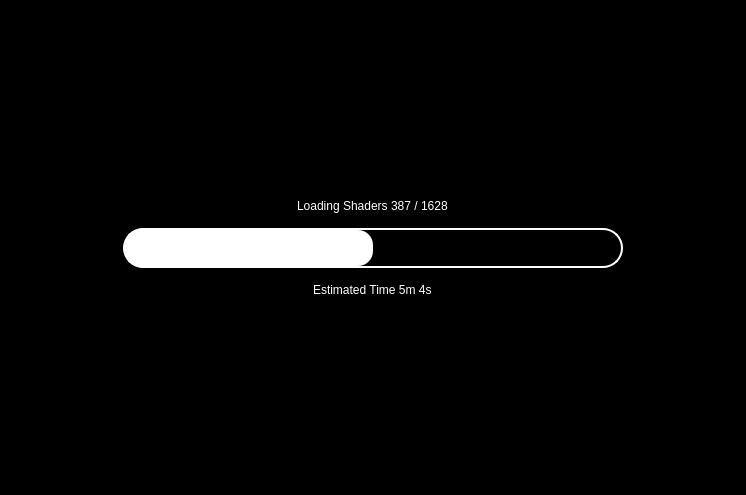
Old version of the form src/yuzu/loading_screen.ui in the repository VinniGamgee/Moonwitch.
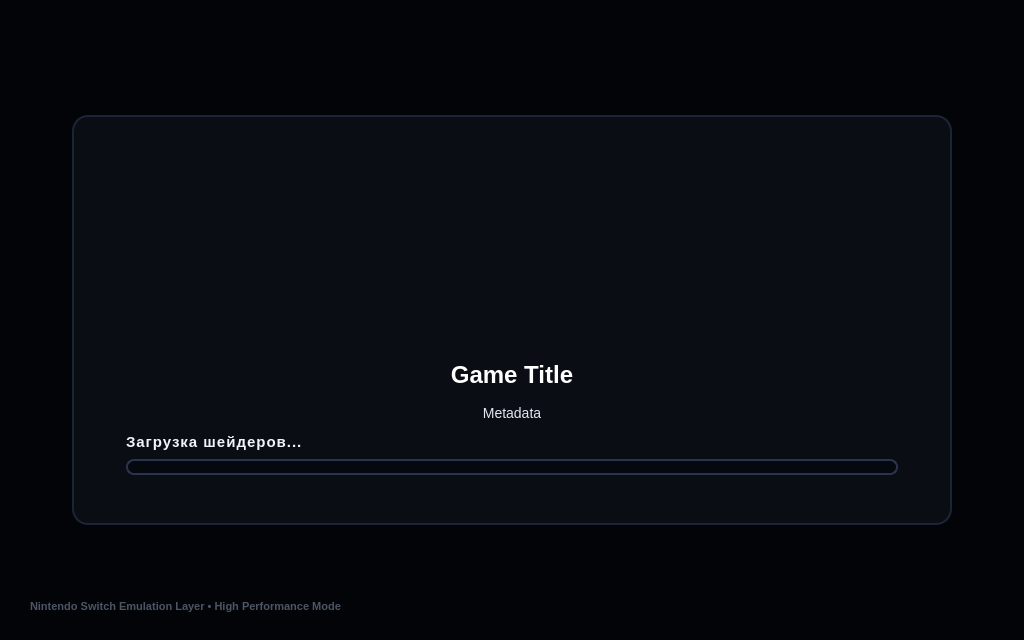
New version of the form.

Diff of the .ui file:
```diff
--- a/src/yuzu/loading_screen.ui
+++ b/src/yuzu/loading_screen.ui
@@ -6,14 +6,14 @@
    <rect>
     <x>0</x>
     <y>0</y>
-    <width>746</width>
-    <height>495</height>
+    <width>1024</width>
+    <height>640</height>
    </rect>
   </property>
   <property name="styleSheet">
-   <string notr="true">background-color: rgb(0, 0, 0);</string>
+   <string notr="true">background-color: #030408;</string>
   </property>
-  <layout class="QVBoxLayout">
+  <layout class="QVBoxLayout" name="main_layout">
    <property name="spacing">
     <number>0</number>
    </property>
@@ -36,112 +36,279 @@
        <number>0</number>
       </property>
       <property name="leftMargin">
-       <number>0</number>
+       <number>30</number>
       </property>
       <property name="topMargin">
-       <number>0</number>
+       <number>24</number>
       </property>
       <property name="rightMargin">
-       <number>0</number>
+       <number>30</number>
       </property>
       <property name="bottomMargin">
-       <number>0</number>
+       <number>24</number>
       </property>
+      <item>
+       <layout class="QHBoxLayout" name="top_header_layout">
       <item alignment="Qt::AlignLeft|Qt::AlignTop">
        <widget class="QLabel" name="logo">
+          <property name="styleSheet">
+           <string notr="true">background: transparent;</string>
+          </property>
         <property name="text">
          <string/>
         </property>
+         </widget>
+        </item>
+        <item>
+         <spacer name="spacer_top">
+          <property name="orientation">
+           <enum>Qt::Horizontal</enum>
+          </property>
+          <property name="sizeHint" stdset="0">
+           <size>
+            <width>40</width>
+            <height>20</height>
+           </size>
+          </property>
+         </spacer>
+        </item>
+       </layout>
+      </item>
+      <item>
+       <spacer name="spacer_above_card">
+        <property name="orientation">
+         <enum>Qt::Vertical</enum>
+        </property>
+        <property name="sizeHint" stdset="0">
+         <size>
+          <width>20</width>
+          <height>40</height>
+         </size>
+        </property>
+       </spacer>
+      </item>
+      <item alignment="Qt::AlignCenter">
+       <widget class="QFrame" name="center_card">
+        <property name="minimumSize">
+         <size>
+          <width>880</width>
+          <height>0</height>
+         </size>
+        </property>
+        <property name="maximumSize">
+         <size>
+          <width>1500</width>
+          <height>16777215</height>
+         </size>
+        </property>
+        <property name="styleSheet">
+         <string notr="true">QFrame#center_card {
+  background-color: rgba(12, 14, 22, 0.96);
+  border: 1.5px solid #1c2438;
+  border-radius: 16px;
+  padding: 24px;
+}
+QLabel {
+  background-color: transparent;
+  background: transparent;
+}</string>
+        </property>
+        <layout class="QVBoxLayout" name="card_layout">
+         <property name="spacing">
+          <number>12</number>
+         </property>
+         <property name="leftMargin">
+          <number>28</number>
+         </property>
+         <property name="topMargin">
+          <number>24</number>
+         </property>
+         <property name="rightMargin">
+          <number>28</number>
+         </property>
+         <property name="bottomMargin">
+          <number>24</number>
+         </property>
+         <item alignment="Qt::AlignHCenter">
+          <widget class="QLabel" name="game_icon">
+           <property name="minimumSize">
+            <size>
+             <width>180</width>
+             <height>180</height>
+            </size>
+           </property>
+           <property name="maximumSize">
+            <size>
+             <width>180</width>
+             <height>180</height>
+            </size>
+           </property>
+           <property name="styleSheet">
+            <string notr="true">QLabel#game_icon {
+  background-color: transparent;
+  border: none;
+  border-radius: 12px;
+}</string>
+           </property>
         <property name="alignment">
-         <set>Qt::AlignLeading|Qt::AlignLeft|Qt::AlignTop</set>
-        </property>
-        <property name="margin">
-         <number>30</number>
+            <set>Qt::AlignCenter</set>
+           </property>
+           <property name="scaledContents">
+            <bool>false</bool>
         </property>
        </widget>
       </item>
       <item>
-       <layout class="QVBoxLayout" name="verticalLayout" stretch="1,0,1">
-        <property name="spacing">
-         <number>15</number>
-        </property>
-        <property name="sizeConstraint">
-         <enum>QLayout::SetNoConstraint</enum>
-        </property>
-        <item alignment="Qt::AlignHCenter|Qt::AlignBottom">
+          <widget class="QLabel" name="game_title">
+           <property name="sizePolicy">
+            <sizepolicy hsizetype="Expanding" vsizetype="Preferred">
+             <horstretch>0</horstretch>
+             <verstretch>0</verstretch>
+            </sizepolicy>
+           </property>
+           <property name="styleSheet">
+            <string notr="true">color: #ffffff; font-size: 18pt; font-weight: 800; background: transparent; margin-top: 4px; margin-bottom: 4px;</string>
+           </property>
+           <property name="text">
+            <string>Game Title</string>
+           </property>
+           <property name="alignment">
+            <set>Qt::AlignCenter</set>
+           </property>
+           <property name="wordWrap">
+            <bool>true</bool>
+           </property>
+          </widget>
+         </item>
+         <item>
+          <widget class="QLabel" name="game_meta">
+           <property name="styleSheet">
+            <string notr="true">color: #e2e8f0; font-size: 10.5pt; background: transparent; line-height: 1.5;</string>
+           </property>
+           <property name="text">
+            <string>Metadata</string>
+           </property>
+           <property name="alignment">
+            <set>Qt::AlignCenter</set>
+           </property>
+           <property name="wordWrap">
+            <bool>true</bool>
+           </property>
+          </widget>
+         </item>
+         <item>
+          <layout class="QVBoxLayout" name="progress_layout">
+           <property name="spacing">
+            <number>8</number>
+           </property>
+           <item>
+            <layout class="QHBoxLayout" name="stage_layout">
+             <item>
          <widget class="QLabel" name="stage">
-          <property name="sizePolicy">
-           <sizepolicy hsizetype="Minimum" vsizetype="Minimum">
-            <horstretch>0</horstretch>
-            <verstretch>0</verstretch>
-           </sizepolicy>
-          </property>
+               <property name="styleSheet">
+                <string notr="true">color: #f1f5f9; font-size: 11pt; font-weight: 700; letter-spacing: 1px; background: transparent;</string>
+               </property>
+               <property name="text">
+                <string>Загрузка шейдеров...</string>
+               </property>
+              </widget>
+             </item>
+             <item alignment="Qt::AlignRight">
+              <widget class="QLabel" name="value">
           <property name="styleSheet">
-           <string notr="true">background-color: black; color: white;
-font: 75 20pt &quot;Arial&quot;;</string>
+                <string notr="true">color: #00f2fe; font-size: 10pt; font-weight: 600; font-family: monospace; background: transparent;</string>
           </property>
           <property name="text">
-           <string>Loading Shaders 387 / 1628</string>
+                <string/>
           </property>
          </widget>
         </item>
-        <item alignment="Qt::AlignHCenter|Qt::AlignTop">
+            </layout>
+           </item>
+           <item>
          <widget class="QProgressBar" name="progress_bar">
-          <property name="sizePolicy">
-           <sizepolicy hsizetype="Expanding" vsizetype="Preferred">
-            <horstretch>0</horstretch>
-            <verstretch>0</verstretch>
-           </sizepolicy>
-          </property>
           <property name="minimumSize">
            <size>
-            <width>500</width>
-            <height>40</height>
+               <width>0</width>
+               <height>16</height>
+              </size>
+             </property>
+             <property name="maximumSize">
+              <size>
+               <width>16777215</width>
+               <height>16</height>
            </size>
           </property>
           <property name="styleSheet">
            <string notr="true">QProgressBar {
-color: white;
-border: 2px solid white;
-outline-color: black;
-border-radius: 20px;
+  background-color: #060810;
+  border: 1.5px solid #2a344d;
+  border-radius: 8px;
+  text-align: center;
+  color: #ffffff;
+  font-weight: bold;
+  font-size: 10px;
 }
 QProgressBar::chunk {
-background-color: white;
-border-radius: 15px;
+  background: qlineargradient(x1:0, y1:0, x2:1, y2:0, stop:0 #00f2fe, stop:0.6 #00b4d8, stop:1 #7928ca);
+  border-radius: 6px;
 }</string>
           </property>
           <property name="value">
-           <number>50</number>
+              <number>0</number>
           </property>
           <property name="textVisible">
            <bool>false</bool>
           </property>
-          <property name="format">
-           <string>Loading Shaders %v out of %m</string>
-          </property>
-         </widget>
-        </item>
-        <item alignment="Qt::AlignHCenter|Qt::AlignTop">
-         <widget class="QLabel" name="value">
-          <property name="toolTip">
-           <string notr="true"/>
-          </property>
+            </widget>
+           </item>
+          </layout>
+         </item>
+        </layout>
+       </widget>
+      </item>
+      <item>
+       <spacer name="spacer_below_card">
+        <property name="orientation">
+         <enum>Qt::Vertical</enum>
+        </property>
+        <property name="sizeHint" stdset="0">
+         <size>
+          <width>20</width>
+          <height>40</height>
+         </size>
+        </property>
+       </spacer>
+      </item>
+      <item>
+       <layout class="QHBoxLayout" name="bottom_layout">
+        <item>
+         <widget class="QLabel" name="sys_footer">
           <property name="styleSheet">
-           <string notr="true">background-color: black; color: white;
-font: 75 15pt &quot;Arial&quot;;</string>
+           <string notr="true">color: #4b5563; font-size: 8.5pt; font-weight: 500; background: transparent;</string>
           </property>
           <property name="text">
-           <string>Estimated Time 5m 4s</string>
+           <string>Nintendo Switch Emulation Layer • High Performance Mode</string>
           </property>
          </widget>
         </item>
-       </layout>
+        <item>
+         <spacer name="spacer_bottom">
+          <property name="orientation">
+           <enum>Qt::Horizontal</enum>
+          </property>
+          <property name="sizeHint" stdset="0">
+           <size>
+            <width>40</width>
+            <height>20</height>
+           </size>
+          </property>
+         </spacer>
       </item>
       <item alignment="Qt::AlignRight|Qt::AlignBottom">
        <widget class="QLabel" name="banner">
         <property name="styleSheet">
-         <string notr="true">background-color: black;</string>
+           <string notr="true">background: transparent;</string>
         </property>
         <property name="text">
          <string/>
@@ -149,10 +316,9 @@
         <property name="alignment">
          <set>Qt::AlignCenter</set>
         </property>
-        <property name="margin">
-         <number>30</number>
-        </property>
-       </widget>
+         </widget>
+        </item>
+       </layout>
       </item>
      </layout>
     </widget>
```
Lines whose indentation alone changed are shown as unchanged.
